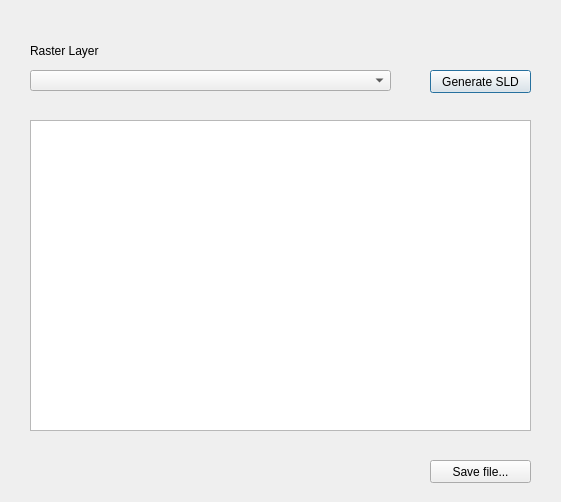
Qt form ui_sld4raster.ui (MSBilgin/SLD4raster) before a commit.
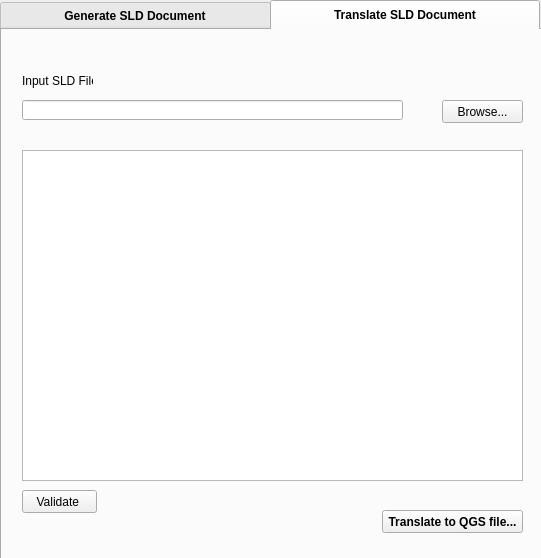
The same form after that commit. The open tabs and pages were chosen to show the change.

```diff
--- a/ui_sld4raster.ui
+++ b/ui_sld4raster.ui
@@ -6,8 +6,8 @@
    <rect>
     <x>0</x>
     <y>0</y>
-    <width>561</width>
-    <height>502</height>
+    <width>541</width>
+    <height>558</height>
    </rect>
   </property>
   <property name="sizePolicy">
@@ -19,20 +19,78 @@
   <property name="windowTitle">
    <string>SLD4raster</string>
   </property>
+  <property name="styleSheet">
+   <string notr="true"/>
+  </property>
+  <widget class="QTabWidget" name="tabWidget">
+   <property name="geometry">
+    <rect>
+     <x>0</x>
+     <y>0</y>
+     <width>543</width>
+     <height>560</height>
+    </rect>
+   </property>
+   <property name="font">
+    <font>
+     <pointsize>9</pointsize>
+     <weight>75</weight>
+     <bold>true</bold>
+    </font>
+   </property>
+   <property name="styleSheet">
+    <string notr="true">QTabBar::tab { min-width: 270px; min-height: 30px;}</string>
+   </property>
+   <property name="currentIndex">
+    <number>0</number>
+   </property>
+   <widget class="QWidget" name="tab">
+    <attribute name="title">
+     <string>Generate SLD Document</string>
+    </attribute>
   <widget class="QComboBox" name="comboBox">
    <property name="geometry">
     <rect>
-     <x>30</x>
+       <x>20</x>
      <y>70</y>
      <width>361</width>
      <height>21</height>
     </rect>
    </property>
   </widget>
+    <widget class="QTextEdit" name="textEdit">
+     <property name="geometry">
+      <rect>
+       <x>20</x>
+       <y>120</y>
+       <width>501</width>
+       <height>331</height>
+      </rect>
+     </property>
+     <property name="verticalScrollBarPolicy">
+      <enum>Qt::ScrollBarAsNeeded</enum>
+     </property>
+     <property name="horizontalScrollBarPolicy">
+      <enum>Qt::ScrollBarAsNeeded</enum>
+     </property>
+    </widget>
+    <widget class="QLabel" name="label">
+     <property name="geometry">
+      <rect>
+       <x>20</x>
+       <y>40</y>
+       <width>71</width>
+       <height>21</height>
+      </rect>
+     </property>
+     <property name="text">
+      <string>Raster Layer</string>
+     </property>
+    </widget>
   <widget class="QPushButton" name="generateBtn">
    <property name="geometry">
     <rect>
-     <x>430</x>
+       <x>420</x>
      <y>70</y>
      <width>101</width>
      <height>23</height>
@@ -42,47 +100,128 @@
     <string>Generate SLD</string>
    </property>
   </widget>
-  <widget class="QTextEdit" name="textEdit">
-   <property name="geometry">
-    <rect>
-     <x>30</x>
-     <y>120</y>
-     <width>501</width>
-     <height>311</height>
-    </rect>
-   </property>
-   <property name="verticalScrollBarPolicy">
-    <enum>Qt::ScrollBarAsNeeded</enum>
-   </property>
-   <property name="horizontalScrollBarPolicy">
-    <enum>Qt::ScrollBarAsNeeded</enum>
-   </property>
-  </widget>
   <widget class="QPushButton" name="saveBtn">
    <property name="geometry">
     <rect>
-     <x>430</x>
-     <y>460</y>
+       <x>420</x>
+       <y>480</y>
      <width>101</width>
      <height>23</height>
     </rect>
    </property>
+     <property name="font">
+      <font>
+       <weight>75</weight>
+       <bold>true</bold>
+      </font>
+     </property>
    <property name="text">
     <string>Save file...</string>
    </property>
   </widget>
-  <widget class="QLabel" name="label">
+    <widget class="QPushButton" name="validateBtn">
    <property name="geometry">
     <rect>
-     <x>30</x>
+       <x>20</x>
+       <y>460</y>
+       <width>75</width>
+       <height>23</height>
+      </rect>
+     </property>
+     <property name="text">
+      <string>Validate </string>
+     </property>
+    </widget>
+   </widget>
+   <widget class="QWidget" name="tab_2">
+    <attribute name="title">
+     <string>Translate SLD Document</string>
+    </attribute>
+    <widget class="QTextEdit" name="textEdit_2">
+     <property name="geometry">
+      <rect>
+       <x>20</x>
+       <y>120</y>
+       <width>501</width>
+       <height>331</height>
+      </rect>
+     </property>
+     <property name="verticalScrollBarPolicy">
+      <enum>Qt::ScrollBarAsNeeded</enum>
+     </property>
+     <property name="horizontalScrollBarPolicy">
+      <enum>Qt::ScrollBarAsNeeded</enum>
+     </property>
+    </widget>
+    <widget class="QPushButton" name="translateBtn">
+     <property name="geometry">
+      <rect>
+       <x>380</x>
+       <y>480</y>
+       <width>141</width>
+       <height>23</height>
+      </rect>
+     </property>
+     <property name="font">
+      <font>
+       <weight>75</weight>
+       <bold>true</bold>
+      </font>
+     </property>
+     <property name="text">
+      <string>Translate to QGS file...</string>
+     </property>
+    </widget>
+    <widget class="QPushButton" name="browseBtn">
+     <property name="geometry">
+      <rect>
+       <x>440</x>
+       <y>70</y>
+       <width>81</width>
+       <height>23</height>
+      </rect>
+     </property>
+     <property name="text">
+      <string>Browse...</string>
+     </property>
+    </widget>
+    <widget class="QLineEdit" name="lineEdit">
+     <property name="geometry">
+      <rect>
+       <x>20</x>
+       <y>70</y>
+       <width>381</width>
+       <height>20</height>
+      </rect>
+     </property>
+    </widget>
+    <widget class="QLabel" name="label_2">
+     <property name="geometry">
+      <rect>
+       <x>20</x>
      <y>40</y>
      <width>71</width>
      <height>21</height>
     </rect>
    </property>
    <property name="text">
-    <string>Raster Layer</string>
-   </property>
+      <string>Input SLD File</string>
+     </property>
+    </widget>
+    <widget class="QPushButton" name="validateBtn_2">
+     <property name="geometry">
+      <rect>
+       <x>20</x>
+       <y>460</y>
+       <width>75</width>
+       <height>23</height>
+      </rect>
+     </property>
+     <property name="text">
+      <string>Validate </string>
+     </property>
+    </widget>
+   </widget>
   </widget>
  </widget>
  <resources/>
```
Lines whose indentation alone changed are shown as unchanged.
